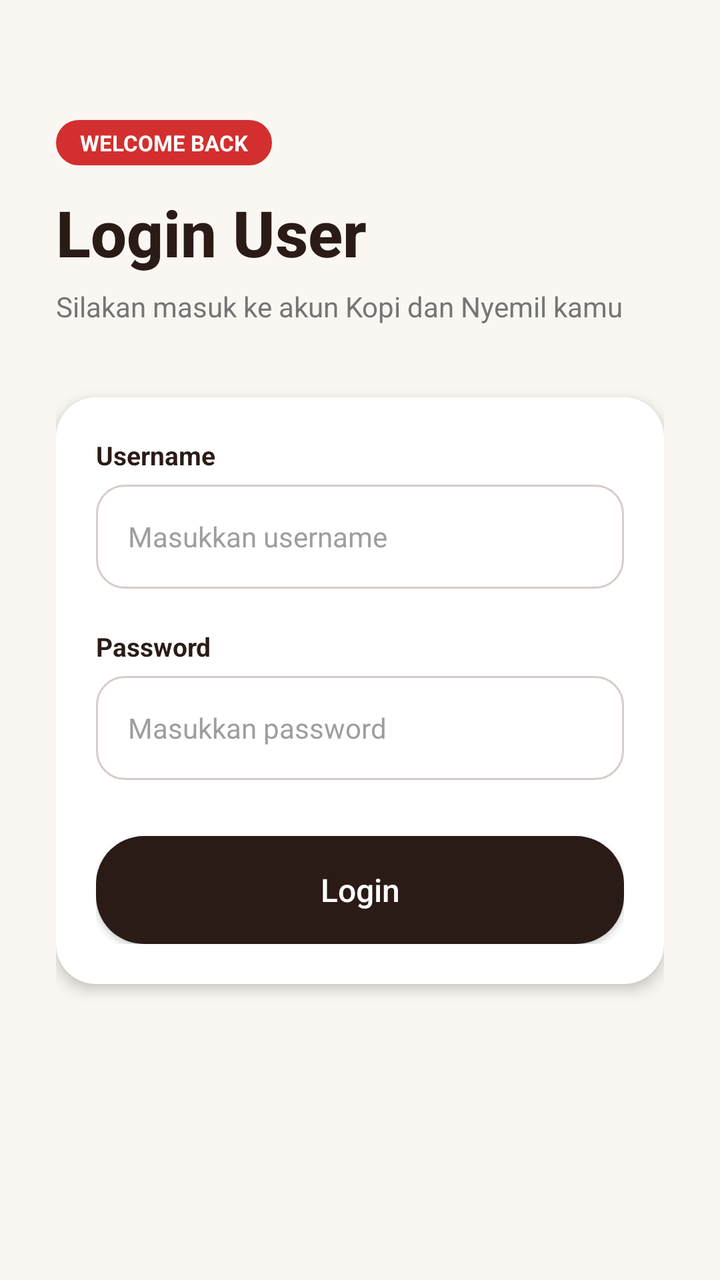
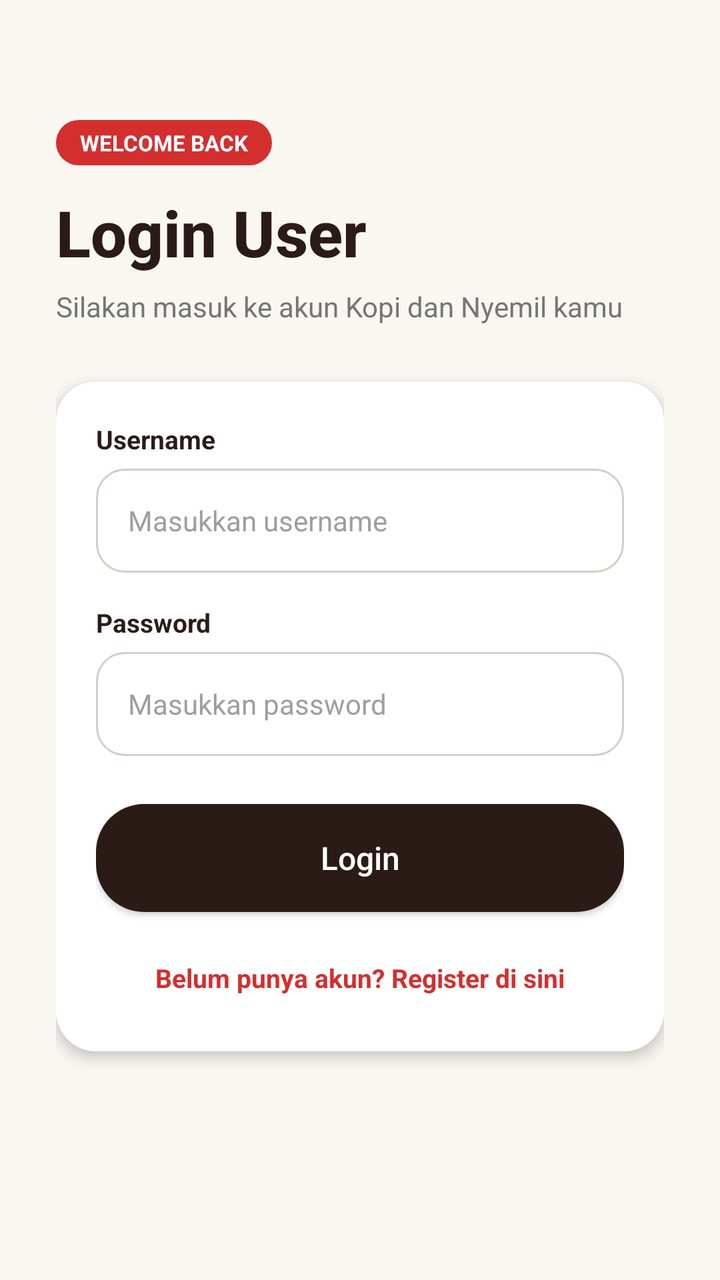

Before-and-after screenshots of an Android layout around one commit, followed by the original layout XML and the change that was made.
<!-- AndroidManifest.xml: application theme Theme.KopiDanNyemil -->
<!-- res/layout/activity_login.xml -->
<?xml version="1.0" encoding="utf-8"?>
<LinearLayout xmlns:android="http://schemas.android.com/apk/res/android"
    android:layout_width="match_parent"
    android:layout_height="match_parent"
    android:background="@color/cream_bg"
    android:orientation="vertical"
    android:padding="28dp">

    
    <TextView
        android:layout_width="wrap_content"
        android:layout_height="wrap_content"
        android:layout_marginTop="32dp"
        android:background="@drawable/bg_badge_red"
        android:paddingHorizontal="12dp"
        android:paddingVertical="4dp"
        android:text="WELCOME BACK"
        android:textColor="@color/white"
        android:textSize="11sp"
        android:textStyle="bold" />

    
    <TextView
        android:layout_width="wrap_content"
        android:layout_height="wrap_content"
        android:layout_marginTop="12dp"
        android:fontFamily="sans-serif-medium"
        android:text="Login User"
        android:textColor="@color/dark_espresso"
        android:textSize="32sp"
        android:textStyle="bold" />

    <TextView
        android:layout_width="wrap_content"
        android:layout_height="wrap_content"
        android:layout_marginTop="6dp"
        android:layout_marginBottom="36dp"
        android:text="Silakan masuk ke akun Kopi dan Nyemil kamu"
        android:textColor="@color/text_secondary"
        android:textSize="14sp" />

    
    <LinearLayout
        android:layout_width="match_parent"
        android:layout_height="wrap_content"
        android:background="@drawable/bg_card_rounded"
        android:elevation="4dp"
        android:orientation="vertical"
        android:padding="20dp">

        <TextView
            android:layout_width="wrap_content"
            android:layout_height="wrap_content"
            android:layout_marginBottom="6dp"
            android:text="Username"
            android:textColor="@color/dark_espresso"
            android:textSize="13sp"
            android:textStyle="bold" />

        <EditText
            android:id="@+id/etLoginUsername"
            android:layout_width="match_parent"
            android:layout_height="52dp"
            android:layout_marginBottom="20dp"
            android:background="@drawable/bg_input_field"
            android:hint="Masukkan username"
            android:inputType="text"
            android:paddingHorizontal="16dp"
            android:textColor="@color/text_primary"
            android:textColorHint="#9E9E9E"
            android:textSize="14sp" />

        <TextView
            android:layout_width="wrap_content"
            android:layout_height="wrap_content"
            android:layout_marginBottom="6dp"
            android:text="Password"
            android:textColor="@color/dark_espresso"
            android:textSize="13sp"
            android:textStyle="bold" />

        <EditText
            android:id="@+id/etLoginPassword"
            android:layout_width="match_parent"
            android:layout_height="52dp"
            android:layout_marginBottom="28dp"
            android:background="@drawable/bg_input_field"
            android:hint="Masukkan password"
            android:inputType="textPassword"
            android:paddingHorizontal="16dp"
            android:textColor="@color/text_primary"
            android:textColorHint="#9E9E9E"
            android:textSize="14sp" />

        <androidx.appcompat.widget.AppCompatButton
            android:id="@+id/btnLoginSubmit"
            android:layout_width="match_parent"
            android:layout_height="54dp"
            android:background="@drawable/bg_button_primary"
            android:fontFamily="sans-serif-medium"
            android:text="Login"
            android:textAllCaps="false"
            android:textColor="@color/white"
            android:textSize="16sp" />
    </LinearLayout>

</LinearLayout>
<!-- resources referenced by this layout -->
<resources>
  <color name="cream_bg">#FAF7F2</color>
  <color name="dark_espresso">#2B1B17</color>
  <color name="text_primary">#212121</color>
  <color name="text_secondary">#757575</color>
  <color name="white">#FFFFFF</color>
  <!-- drawable bg_badge_red (drawable) -->
  <?xml version="1.0" encoding="utf-8"?>
  <shape xmlns:android="http://schemas.android.com/apk/res/android"
      android:shape="rectangle">
      <solid android:color="@color/accent_red" />
      <corners android:radius="12dp" />
  </shape>
  <!-- drawable bg_button_primary (drawable) -->
  <?xml version="1.0" encoding="utf-8"?>
  <ripple xmlns:android="http://schemas.android.com/apk/res/android"
      android:color="#4DFFFFFF">
      <item>
          <shape android:shape="rectangle">
              <solid android:color="@color/dark_espresso" />
              <corners android:radius="24dp" />
          </shape>
      </item>
  </ripple>
  <!-- drawable bg_card_rounded (drawable) -->
  <?xml version="1.0" encoding="utf-8"?>
  <shape xmlns:android="http://schemas.android.com/apk/res/android"
      android:shape="rectangle">
      <solid android:color="@color/surface_white" />
      <corners android:radius="20dp" />
  </shape>
  <!-- drawable bg_input_field (drawable) -->
  <?xml version="1.0" encoding="utf-8"?>
  <selector xmlns:android="http://schemas.android.com/apk/res/android">
      <item android:state_focused="true">
          <shape android:shape="rectangle">
              <solid android:color="@color/surface_white" />
              <stroke android:width="2dp" android:color="@color/dark_espresso" />
              <corners android:radius="14dp" />
          </shape>
      </item>
      <item>
          <shape android:shape="rectangle">
              <solid android:color="@color/surface_white" />
              <stroke android:width="1dp" android:color="@color/light_caramel" />
              <corners android:radius="14dp" />
          </shape>
      </item>
  </selector>
  <style name="Theme.KopiDanNyemil" parent="Base.Theme.KopiDanNyemil" />
  <color name="accent_red">#D32F2F</color>
  <color name="surface_white">#FFFFFF</color>
  <color name="light_caramel">#D7CCC8</color>
  <style name="Base.Theme.KopiDanNyemil" parent="Theme.Material3.DayNight.NoActionBar">
          
          <item name="colorPrimary">@color/dark_espresso</item>
          <item name="colorOnPrimary">@color/white</item>
          <item name="colorPrimaryContainer">@color/medium_brown</item>
          <item name="colorOnPrimaryContainer">@color/white</item>
  
          <item name="colorSecondary">@color/accent_red</item>
          <item name="colorOnSecondary">@color/white</item>
  
          <item name="android:statusBarColor">@color/dark_espresso</item>
          <item name="android:windowLightStatusBar">false</item>
          <item name="android:windowBackground">@color/cream_bg</item>
      </style>
  <color name="medium_brown">#5D4037</color>
</resources>

<!-- the commit's change to res/layout/activity_login.xml (unified diff, before → after) -->
@@ -34,7 +34,7 @@
         android:layout_width="wrap_content"
         android:layout_height="wrap_content"
         android:layout_marginTop="6dp"
-        android:layout_marginBottom="36dp"
+        android:layout_marginBottom="28dp"
         android:text="Silakan masuk ke akun Kopi dan Nyemil kamu"
         android:textColor="@color/text_secondary"
         android:textSize="14sp" />
@@ -61,7 +61,7 @@
             android:id="@+id/etLoginUsername"
             android:layout_width="match_parent"
             android:layout_height="52dp"
-            android:layout_marginBottom="20dp"
+            android:layout_marginBottom="16dp"
             android:background="@drawable/bg_input_field"
             android:hint="Masukkan username"
             android:inputType="text"
@@ -83,7 +83,7 @@
             android:id="@+id/etLoginPassword"
             android:layout_width="match_parent"
             android:layout_height="52dp"
-            android:layout_marginBottom="28dp"
+            android:layout_marginBottom="24dp"
             android:background="@drawable/bg_input_field"
             android:hint="Masukkan password"
             android:inputType="textPassword"
@@ -96,12 +96,26 @@
             android:id="@+id/btnLoginSubmit"
             android:layout_width="match_parent"
             android:layout_height="54dp"
+            android:layout_marginBottom="16dp"
             android:background="@drawable/bg_button_primary"
             android:fontFamily="sans-serif-medium"
             android:text="Login"
             android:textAllCaps="false"
             android:textColor="@color/white"
             android:textSize="16sp" />
+
+        <TextView
+            android:id="@+id/tvToRegister"
+            android:layout_width="wrap_content"
+            android:layout_height="wrap_content"
+            android:layout_gravity="center_horizontal"
+            android:clickable="true"
+            android:focusable="true"
+            android:padding="8dp"
+            android:text="Belum punya akun? Register di sini"
+            android:textColor="@color/accent_red"
+            android:textSize="13sp"
+            android:textStyle="bold" />
     </LinearLayout>
 
 </LinearLayout>
